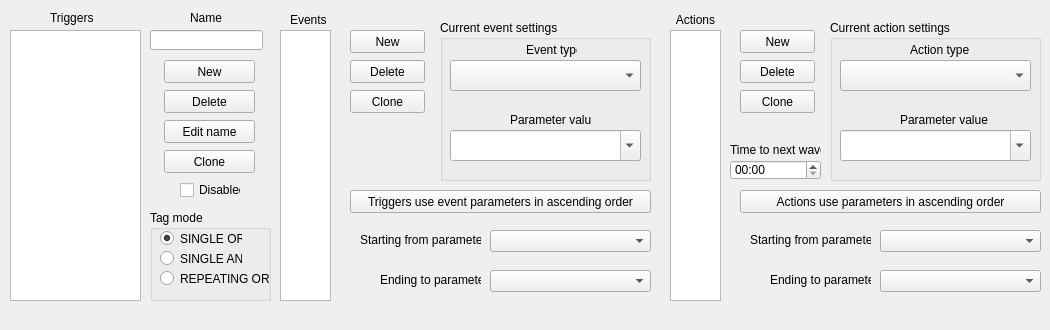
First picture: the form in src/triggersection.ui, repository PTapioK/TSWaveMaker, before the edit.
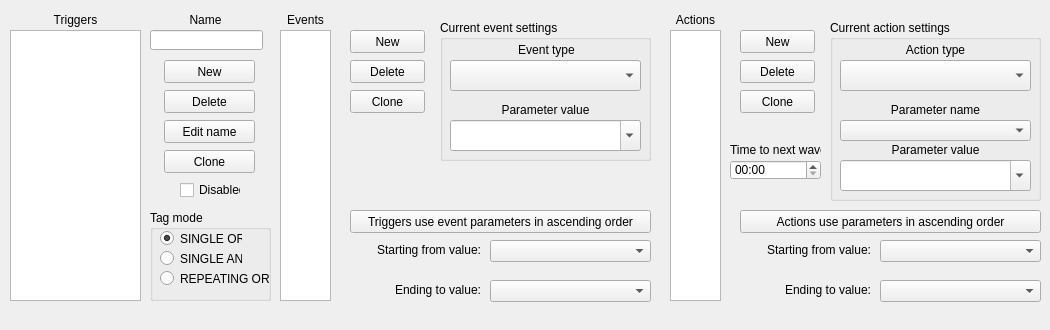
Second picture: the form after the edit.

Commit message: New event section ready for triggers. Scriptstrings now includes script action codes also. Minor fixing + cleaning.

```diff
--- a/src/triggersection.ui
+++ b/src/triggersection.ui
@@ -18,13 +18,13 @@
   </property>
   <property name="minimumSize">
    <size>
-    <width>800</width>
+    <width>1050</width>
     <height>330</height>
    </size>
   </property>
   <property name="maximumSize">
    <size>
-    <width>10000</width>
+    <width>1050</width>
     <height>330</height>
    </size>
   </property>
@@ -85,15 +85,18 @@
    <widget class="QLabel" name="NLabel">
     <property name="geometry">
      <rect>
-      <x>190</x>
+      <x>155</x>
       <y>10</y>
-      <width>46</width>
-      <height>16</height>
+      <width>101</width>
+      <height>20</height>
      </rect>
     </property>
     <property name="text">
      <string>Name</string>
     </property>
+    <property name="alignment">
+     <set>Qt::AlignCenter</set>
+    </property>
    </widget>
    <widget class="QPushButton" name="DeleteTrigger">
     <property name="geometry">
@@ -189,15 +192,18 @@
    <widget class="QLabel" name="TriggerLabel">
     <property name="geometry">
      <rect>
-      <x>50</x>
+      <x>10</x>
       <y>10</y>
-      <width>61</width>
-      <height>16</height>
+      <width>131</width>
+      <height>20</height>
      </rect>
     </property>
     <property name="text">
      <string>Triggers</string>
     </property>
+    <property name="alignment">
+     <set>Qt::AlignCenter</set>
+    </property>
    </widget>
    <widget class="QListWidget" name="ActionList">
     <property name="geometry">
@@ -231,7 +237,7 @@
       <x>830</x>
       <y>20</y>
       <width>211</width>
-      <height>161</height>
+      <height>181</height>
      </rect>
     </property>
     <property name="title">
@@ -241,9 +247,9 @@
      <property name="geometry">
       <rect>
        <x>10</x>
-       <y>110</y>
+       <y>100</y>
        <width>191</width>
-       <height>31</height>
+       <height>21</height>
       </rect>
      </property>
      <property name="maximumSize">
@@ -259,7 +265,7 @@
       <set>Qt::ImhNone</set>
      </property>
      <property name="editable">
-      <bool>true</bool>
+      <bool>false</bool>
      </property>
      <property name="maxCount">
       <number>2147483647</number>
@@ -294,28 +300,81 @@
     <widget class="QLabel" name="AParameterLabel">
      <property name="geometry">
       <rect>
-       <x>70</x>
-       <y>90</y>
-       <width>101</width>
+       <x>10</x>
+       <y>80</y>
+       <width>191</width>
        <height>21</height>
       </rect>
      </property>
      <property name="text">
-      <string>&lt;html&gt;&lt;head/&gt;&lt;body&gt;&lt;p&gt;Parameter value&lt;/p&gt;&lt;/body&gt;&lt;/html&gt;</string>
+      <string>&lt;html&gt;&lt;head/&gt;&lt;body&gt;&lt;p&gt;Parameter name&lt;/p&gt;&lt;/body&gt;&lt;/html&gt;</string>
+     </property>
+     <property name="alignment">
+      <set>Qt::AlignCenter</set>
      </property>
     </widget>
     <widget class="QLabel" name="ATypeLabel">
      <property name="geometry">
       <rect>
-       <x>80</x>
+       <x>10</x>
        <y>20</y>
-       <width>61</width>
+       <width>191</width>
        <height>20</height>
       </rect>
      </property>
      <property name="text">
       <string>Action type</string>
      </property>
+     <property name="alignment">
+      <set>Qt::AlignCenter</set>
+     </property>
+    </widget>
+    <widget class="QLabel" name="AParameterLabel_2">
+     <property name="geometry">
+      <rect>
+       <x>10</x>
+       <y>120</y>
+       <width>191</width>
+       <height>21</height>
+      </rect>
+     </property>
+     <property name="text">
+      <string>&lt;html&gt;&lt;head/&gt;&lt;body&gt;&lt;p&gt;Parameter value&lt;/p&gt;&lt;/body&gt;&lt;/html&gt;</string>
+     </property>
+     <property name="alignment">
+      <set>Qt::AlignCenter</set>
+     </property>
+    </widget>
+    <widget class="QComboBox" name="ActionParamValueBox">
+     <property name="geometry">
+      <rect>
+       <x>10</x>
+       <y>140</y>
+       <width>191</width>
+       <height>31</height>
+      </rect>
+     </property>
+     <property name="maximumSize">
+      <size>
+       <width>16777215</width>
+       <height>16777215</height>
+      </size>
+     </property>
+     <property name="locale">
+      <locale language="English" country="UnitedStates"/>
+     </property>
+     <property name="inputMethodHints">
+      <set>Qt::ImhNone</set>
+     </property>
+     <property name="editable">
+      <bool>true</bool>
+     </property>
+     <property name="maxCount">
+      <number>2147483647</number>
+     </property>
+     <property name="sizeAdjustPolicy">
+      <enum>QComboBox::AdjustToContentsOnFirstShow</enum>
+     </property>
     </widget>
    </widget>
    <widget class="QLabel" name="TALALabel">
@@ -351,13 +410,13 @@
     <property name="geometry">
      <rect>
       <x>750</x>
-      <y>230</y>
+      <y>240</y>
       <width>121</width>
       <height>20</height>
      </rect>
     </property>
     <property name="text">
-     <string>&lt;html&gt;&lt;head/&gt;&lt;body&gt;&lt;p align=&quot;right&quot;&gt;Starting from parameter:&lt;/p&gt;&lt;/body&gt;&lt;/html&gt;</string>
+     <string>&lt;html&gt;&lt;head/&gt;&lt;body&gt;&lt;p align=&quot;right&quot;&gt;Starting from value:&lt;/p&gt;&lt;/body&gt;&lt;/html&gt;</string>
     </property>
    </widget>
    <widget class="QComboBox" name="SAParameterBox">
@@ -367,7 +426,7 @@
     <property name="geometry">
      <rect>
       <x>880</x>
-      <y>230</y>
+      <y>240</y>
       <width>161</width>
       <height>22</height>
      </rect>
@@ -386,7 +445,7 @@
     <property name="geometry">
      <rect>
       <x>740</x>
-      <y>190</y>
+      <y>210</y>
       <width>301</width>
       <height>23</height>
      </rect>
@@ -399,7 +458,7 @@
     <property name="geometry">
      <rect>
       <x>880</x>
-      <y>270</y>
+      <y>280</y>
       <width>161</width>
       <height>22</height>
      </rect>
@@ -409,13 +468,13 @@
     <property name="geometry">
      <rect>
       <x>770</x>
-      <y>270</y>
+      <y>280</y>
       <width>101</width>
       <height>20</height>
      </rect>
     </property>
     <property name="text">
-     <string>&lt;html&gt;&lt;head/&gt;&lt;body&gt;&lt;p align=&quot;right&quot;&gt;Ending to parameter:&lt;/p&gt;&lt;/body&gt;&lt;/html&gt;</string>
+     <string>&lt;html&gt;&lt;head/&gt;&lt;body&gt;&lt;p align=&quot;right&quot;&gt;Ending to value:&lt;/p&gt;&lt;/body&gt;&lt;/html&gt;</string>
     </property>
    </widget>
    <widget class="QListWidget" name="EventList">
@@ -434,15 +493,18 @@
    <widget class="QLabel" name="label_2">
     <property name="geometry">
      <rect>
-      <x>290</x>
+      <x>280</x>
       <y>10</y>
-      <width>41</width>
+      <width>51</width>
       <height>20</height>
      </rect>
     </property>
     <property name="text">
      <string>Events</string>
     </property>
+    <property name="alignment">
+     <set>Qt::AlignCenter</set>
+    </property>
    </widget>
    <widget class="QPushButton" name="NewEvent">
     <property name="geometry">
@@ -489,7 +551,7 @@
       <x>440</x>
       <y>20</y>
       <width>211</width>
-      <height>161</height>
+      <height>141</height>
      </rect>
     </property>
     <property name="title">
@@ -509,7 +571,7 @@
      <property name="geometry">
       <rect>
        <x>10</x>
-       <y>110</y>
+       <y>100</y>
        <width>191</width>
        <height>31</height>
       </rect>
@@ -521,28 +583,34 @@
     <widget class="QLabel" name="ETypeLabel">
      <property name="geometry">
       <rect>
-       <x>86</x>
+       <x>16</x>
        <y>20</y>
-       <width>51</width>
+       <width>181</width>
        <height>20</height>
       </rect>
      </property>
      <property name="text">
       <string>Event type</string>
      </property>
+     <property name="alignment">
+      <set>Qt::AlignCenter</set>
+     </property>
     </widget>
     <widget class="QLabel" name="EParameterLabel">
      <property name="geometry">
       <rect>
-       <x>70</x>
-       <y>90</y>
-       <width>81</width>
+       <x>10</x>
+       <y>80</y>
+       <width>191</width>
        <height>20</height>
       </rect>
      </property>
      <property name="text">
       <string>Parameter value</string>
      </property>
+     <property name="alignment">
+      <set>Qt::AlignCenter</set>
+     </property>
     </widget>
    </widget>
    <widget class="QGroupBox" name="groupBox_2">
@@ -604,7 +672,7 @@
     <property name="geometry">
      <rect>
       <x>350</x>
-      <y>190</y>
+      <y>210</y>
       <width>301</width>
       <height>23</height>
      </rect>
@@ -617,7 +685,7 @@
     <property name="geometry">
      <rect>
       <x>490</x>
-      <y>230</y>
+      <y>240</y>
       <width>161</width>
       <height>22</height>
      </rect>
@@ -627,7 +695,7 @@
     <property name="geometry">
      <rect>
       <x>490</x>
-      <y>270</y>
+      <y>280</y>
       <width>161</width>
       <height>22</height>
      </rect>
@@ -637,26 +705,26 @@
     <property name="geometry">
      <rect>
       <x>360</x>
-      <y>230</y>
+      <y>240</y>
       <width>121</width>
       <height>20</height>
      </rect>
     </property>
     <property name="text">
-     <string>&lt;html&gt;&lt;head/&gt;&lt;body&gt;&lt;p align=&quot;right&quot;&gt;Starting from parameter:&lt;/p&gt;&lt;/body&gt;&lt;/html&gt;</string>
+     <string>&lt;html&gt;&lt;head/&gt;&lt;body&gt;&lt;p align=&quot;right&quot;&gt;Starting from value:&lt;/p&gt;&lt;/body&gt;&lt;/html&gt;</string>
     </property>
    </widget>
    <widget class="QLabel" name="EEParameterLabel">
     <property name="geometry">
      <rect>
       <x>380</x>
-      <y>270</y>
+      <y>280</y>
       <width>101</width>
       <height>20</height>
      </rect>
     </property>
     <property name="text">
-     <string>&lt;html&gt;&lt;head/&gt;&lt;body&gt;&lt;p align=&quot;right&quot;&gt;Ending to parameter:&lt;/p&gt;&lt;/body&gt;&lt;/html&gt;</string>
+     <string>&lt;html&gt;&lt;head/&gt;&lt;body&gt;&lt;p align=&quot;right&quot;&gt;Ending to value:&lt;/p&gt;&lt;/body&gt;&lt;/html&gt;</string>
     </property>
    </widget>
   </widget>
```
Left out of the diff: 19 changed lines with no effect on the pictures. The commit also changes 29 other files.
